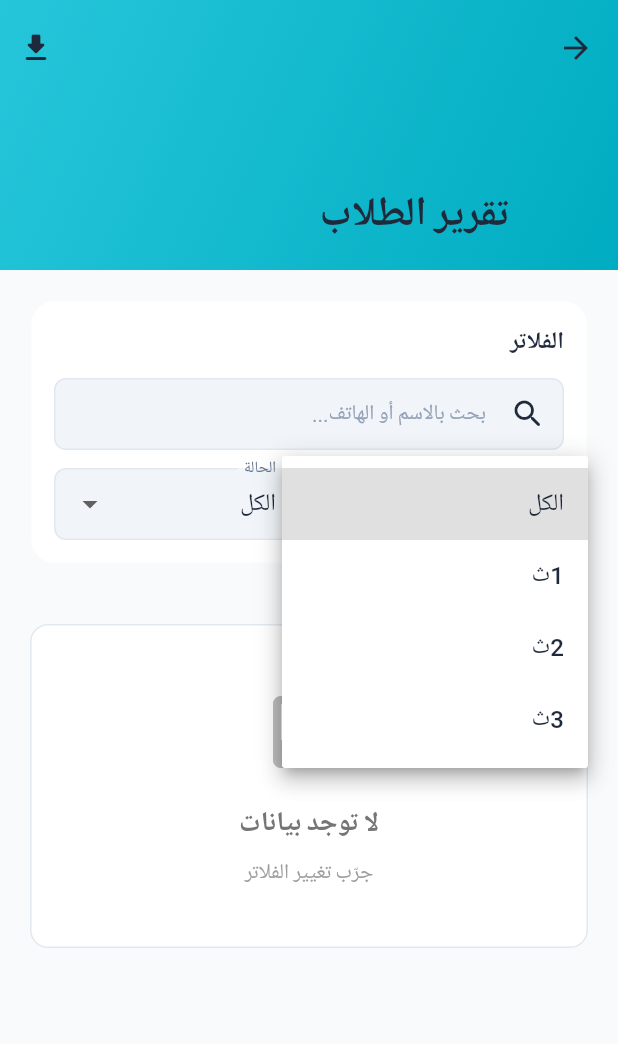
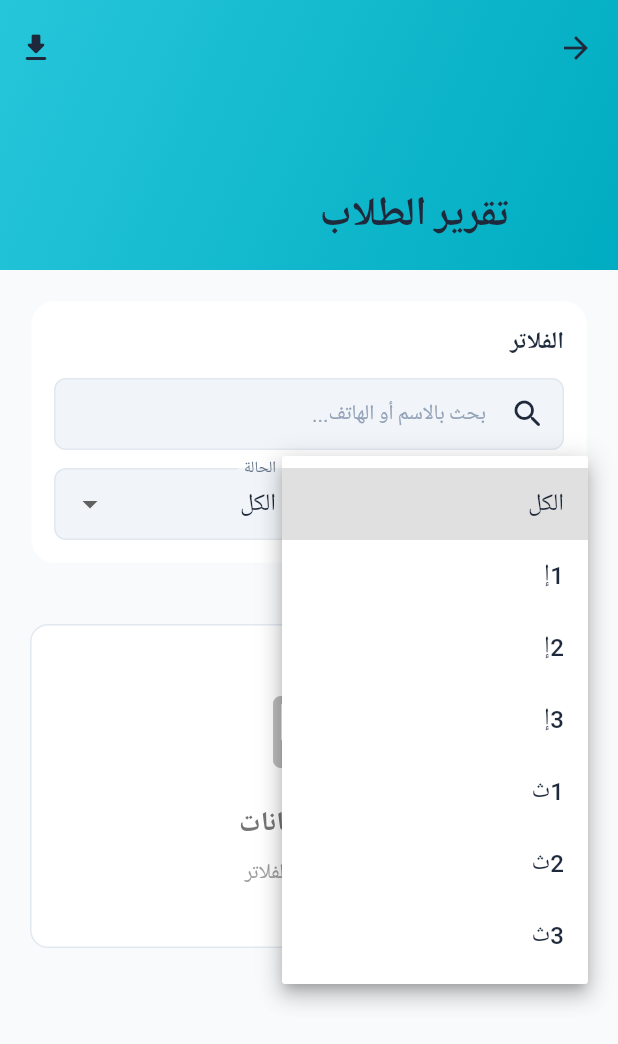
Before and after one commit to MohammedHamza5/ed_sentre_managment, a Flutter app: the StudentsReportScreen screen opened directly, after a tap on "الكل", on a phone screen of 412 x 824 dp. Shown: the top 1044 px of the screen. Run offline on Flutter 3.47's test engine with Material 3 defaults, Android fonts, the phone set to English and light mode, and no system bars; our stand-ins replace drift, equatable, file_picker, fl_chart, flutter_bloc, flutter_screenutil and 13 more; missing offline and left inert: syncfusion_flutter_pdf, workmanager; accounts and stored records are empty; generated files the repository leaves out were written again; Roboto replaces fonts that are missing (Cairo).

Commit message:
feat: Add Preparatory Stage refactoring across the entire system

```diff
--- /dev/null
+++ b/lib/core/constants/educational_consts.dart
@@ -0,0 +1,46 @@
+class EducationalStages {
+  // Preparatory Stage
+  static const String prepFirst = 'الصف الأول الإعدادي';
+  static const String prepSecond = 'الصف الثاني الإعدادي';
+  static const String prepThird = 'الصف الثالث الإعدادي';
+
+  // Secondary Stage
+  static const String secFirst = 'الصف الأول الثانوي';
+  static const String secSecond = 'الصف الثاني الثانوي';
+  static const String secThird = 'الصف الثالث الثانوي';
+
+  // All valid grades to be shown in dropdowns
+  static const List<String> allGrades = [
+    prepFirst,
+    prepSecond,
+    prepThird,
+    secFirst,
+    secSecond,
+    secThird,
+  ];
+
+  // Helper lists if needed
+  static const List<String> prepGrades = [prepFirst, prepSecond, prepThird];
+
+  static const List<String> secGrades = [secFirst, secSecond, secThird];
+
+  /// Helper method to convert full grade names to short codes (e.g., for Group generation)
+  static String getShortName(String grade) {
+    switch (grade) {
+      case prepFirst:
+        return '1إ';
+      case prepSecond:
+        return '2إ';
+      case prepThird:
+        return '3إ';
+      case secFirst:
+        return '1ث';
+      case secSecond:
+        return '2ث';
+      case secThird:
+        return '3ث';
+      default:
+        return grade; // Fallback to original if not found
+    }
+  }
+}
--- a/lib/core/utils/form_utils.dart
+++ b/lib/core/utils/form_utils.dart
@@ -2,9 +2,11 @@
 /// دوال مساعدة للتعامل مع النماذج
 library;
 
+import '../constants/educational_consts.dart';
+
 class FormUtils {
   /// List of educational stages
-  static List<String> get stages => ['ابتدائي', 'متوسط', 'ثانوي', 'جامعة'];
+  static List<String> get stages => EducationalStages.allGrades;
 
   /// Format phone number for display
   static String formatPhone(String phone) {
--- a/lib/features/reports/presentation/students_report_screen.dart
+++ b/lib/features/reports/presentation/students_report_screen.dart
@@ -9,6 +9,7 @@ import 'package:provider/provider.dart';
 import '../../../../core/providers/center_provider.dart';
 import '../../../../shared/models/models.dart';
 import '../services/report_export_service.dart';
+import '../../../../core/constants/educational_consts.dart';
 import '../data/reports_repository.dart';
 
 class StudentsReportScreen extends StatefulWidget {
@@ -232,11 +233,14 @@ class _StudentsReportScreenState extends State<StudentsReportScreen> {
                       ),
                       filled: true,
                     ),
-                    items: const [
-                      DropdownMenuItem(value: null, child: Text('الكل')),
-                      DropdownMenuItem(value: '1ثانوي', child: Text('1ث')),
-                      DropdownMenuItem(value: '2ثانوي', child: Text('2ث')),
-                      DropdownMenuItem(value: '3ثانوي', child: Text('3ث')),
+                    items: [
+                      const DropdownMenuItem(value: null, child: Text('الكل')),
+                      ...EducationalStages.allGrades.map((grade) {
+                        return DropdownMenuItem(
+                          value: grade,
+                          child: Text(EducationalStages.getShortName(grade)),
+                        );
+                      }),
                     ],
                     onChanged: (value) {
                       setState(() => _selectedGrade = value);
--- a/lib/features/settings/presentation/screens/course_prices_screen.dart
+++ b/lib/features/settings/presentation/screens/course_prices_screen.dart
@@ -10,6 +10,7 @@ import '../../data/repositories/settings_repository.dart';
 import '../../../subjects/data/repositories/subjects_repository.dart';
 import '../../../teachers/data/repositories/teachers_repository.dart';
 import '../../../../shared/models/models.dart';
+import '../../../../core/constants/educational_consts.dart';
 
 class CoursePricesScreen extends StatefulWidget {
   final String? initialSubjectName;
@@ -379,7 +380,7 @@ class _CoursePricesScreenState extends State<CoursePricesScreen> {
     String? selectedTeacherId = existingPrice?.teacherId;
     String? selectedGradeLevel = existingPrice?.gradeLevel;
 
-    final gradeLevels = ['أولى ثانوي', 'ثانية ثانوي', 'ثالثة ثانوي'];
+    final gradeLevels = EducationalStages.allGrades;
 
     // التأكد من أن المرحلة موجودة في القائمة
     if (selectedGradeLevel != null &&
```
Also changed, not shown: lib/core/utils/form_validators.dart (+24 -7 lines), lib/features/groups/data/sources/groups_remote_source.dart (+18 -0 lines), lib/features/groups/presentation/add_edit_group_dialog.dart (+7 -11 lines), lib/features/groups/presentation/groups_management_screen.dart (+12 -40 lines), lib/features/groups/presentation/widgets/smart_enrollment_dialog.dart (+88 -41 lines), lib/features/payments/presentation/screens/record_payment_screen.dart (+5 -15 lines), lib/features/schedule/presentation/screens/schedule_screen.dart (+2 -6 lines), lib/features/settings/presentation/screens/settings_screen.dart (+19 -3 lines), lib/features/students/presentation/screens/add_student_screen.dart (+2 -5 lines), lib/features/students/presentation/screens/export_students_screen.dart (+27 -27 lines).
